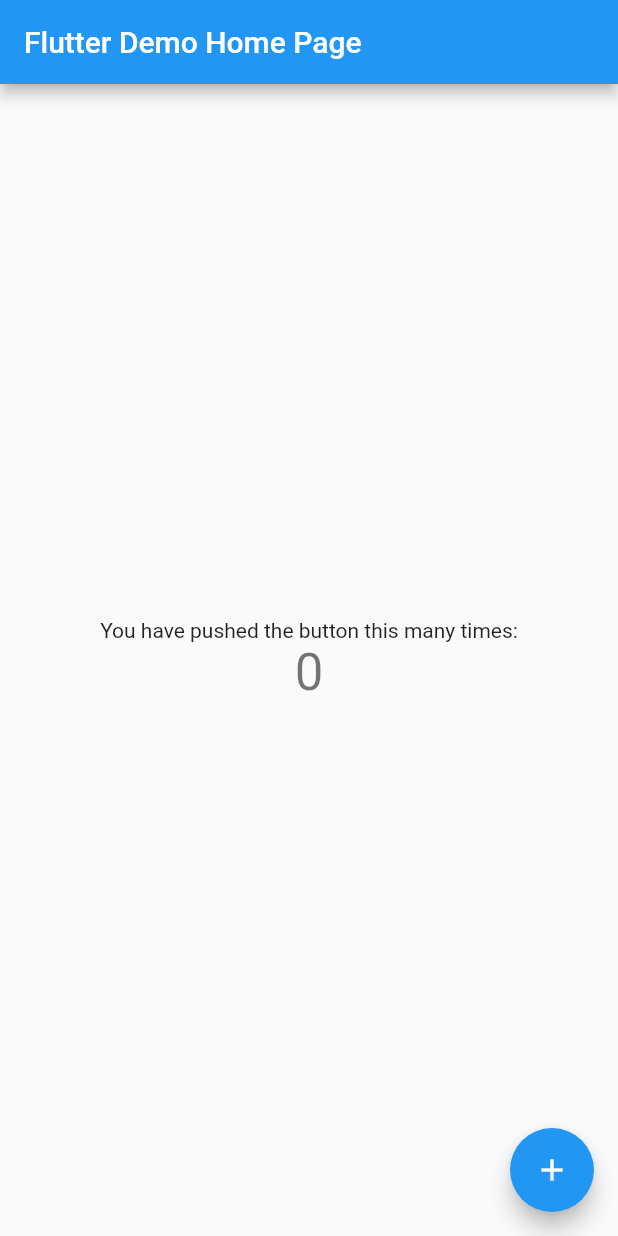
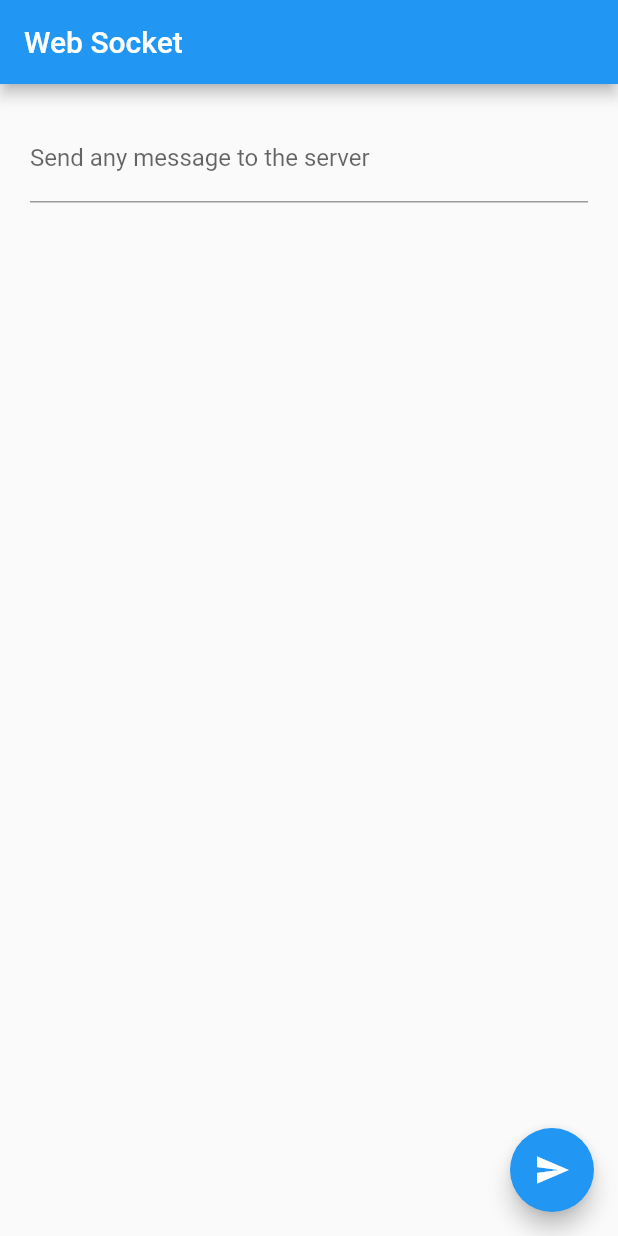
Before and after one commit to kamleshsangani/SocketChatFlutter, a Flutter app: the screen it shows after launch, on a phone screen of 412 x 824 dp. Run offline on Flutter 3.47's test engine with Material 2 defaults, Android fonts, the phone set to English and light mode, and no system bars; network calls fail.

Commit message:
sample code added
sample code added

```diff
--- a/lib/main.dart
+++ b/lib/main.dart
@@ -1,115 +1,78 @@
+import 'dart:developer';
+
 import 'package:flutter/material.dart';
+import 'package:web_socket_channel/web_socket_channel.dart';
+import 'package:web_socket_channel/io.dart';
 
-void main() {
-  runApp(const MyApp());
-}
+void main() => runApp(MyApp());
 
 class MyApp extends StatelessWidget {
-  const MyApp({super.key});
-
-  // This widget is the root of your application.
   @override
   Widget build(BuildContext context) {
     return MaterialApp(
-      title: 'Flutter Demo',
-      theme: ThemeData(
-        // This is the theme of your application.
-        //
-        // Try running your application with "flutter run". You'll see the
-        // application has a blue toolbar. Then, without quitting the app, try
-        // changing the primarySwatch below to Colors.green and then invoke
-        // "hot reload" (press "r" in the console where you ran "flutter run",
-        // or simply save your changes to "hot reload" in a Flutter IDE).
-        // Notice that the counter didn't reset back to zero; the application
-        // is not restarted.
-        primarySwatch: Colors.blue,
-      ),
-      home: const MyHomePage(title: 'Flutter Demo Home Page'),
+      home: MyHomePage(),
     );
   }
 }
 
 class MyHomePage extends StatefulWidget {
-  const MyHomePage({super.key, required this.title});
-
-  // This widget is the home page of your application. It is stateful, meaning
-  // that it has a State object (defined below) that contains fields that affect
-  // how it looks.
-
-  // This class is the configuration for the state. It holds the values (in this
-  // case the title) provided by the parent (in this case the App widget) and
-  // used by the build method of the State. Fields in a Widget subclass are
-  // always marked "final".
-
-  final String title;
+  WebSocketChannel channel = IOWebSocketChannel.connect("wss://ws.ifelse.io/");
 
   @override
-  State<MyHomePage> createState() => _MyHomePageState();
+  MyHomePageState createState() {
+    return MyHomePageState();
+  }
 }
 
-class _MyHomePageState extends State<MyHomePage> {
-  int _counter = 0;
-
-  void _incrementCounter() {
-    setState(() {
-      // This call to setState tells the Flutter framework that something has
-      // changed in this State, which causes it to rerun the build method below
-      // so that the display can reflect the updated values. If we changed
-      // _counter without calling setState(), then the build method would not be
-      // called again, and so nothing would appear to happen.
-      _counter++;
-    });
-  }
-
+class MyHomePageState extends State<MyHomePage> {
+  final TextEditingController _controller = TextEditingController();
   @override
   Widget build(BuildContext context) {
-    // This method is rerun every time setState is called, for instance as done
-    // by the _incrementCounter method above.
-    //
-    // The Flutter framework has been optimized to make rerunning build methods
-    // fast, so that you can just rebuild anything that needs updating rather
-    // than having to individually change instances of widgets.
-    return Scaffold(
+    return  Scaffold(
       appBar: AppBar(
-        // Here we take the value from the MyHomePage object that was created by
-        // the App.build method, and use it to set our appbar title.
-        title: Text(widget.title),
+        title:  const Text("Web Socket"),
       ),
-      body: Center(
-        // Center is a layout widget. It takes a single child and positions it
-        // in the middle of the parent.
+      body: Padding(
+        padding: const EdgeInsets.all(20.0),
         child: Column(
-          // Column is also a layout widget. It takes a list of children and
-          // arranges them vertically. By default, it sizes itself to fit its
-          // children horizontally, and tries to be as tall as its parent.
-          //
-          // Invoke "debug painting" (press "p" in the console, choose the
-          // "Toggle Debug Paint" action from the Flutter Inspector in Android
-          // Studio, or the "Toggle Debug Paint" command in Visual Studio Code)
-          // to see the wireframe for each widget.
-          //
-          // Column has various properties to control how it sizes itself and
-          // how it positions its children. Here we use mainAxisAlignment to
-          // center the children vertically; the main axis here is the vertical
-          // axis because Columns are vertical (the cross axis would be
-          // horizontal).
-          mainAxisAlignment: MainAxisAlignment.center,
+          crossAxisAlignment: CrossAxisAlignment.start,
           children: <Widget>[
-            const Text(
-              'You have pushed the button this many times:',
+            Form(
+              child: TextFormField(
+                decoration: const InputDecoration(labelText: "Send any message to the server"),
+                controller: _controller,
+              ),
             ),
-            Text(
-              '$_counter',
-              style: Theme.of(context).textTheme.headlineMedium,
-            ),
+            StreamBuilder(
+              stream: widget.channel.stream,
+              builder: (context, snapshot) {
+                return Padding(
+                  padding: const EdgeInsets.all(20.0),
+                  child: Text(snapshot.hasData ? '${snapshot.data}' : ''),
+                );
+              },
+            )
           ],
         ),
       ),
       floatingActionButton: FloatingActionButton(
-        onPressed: _incrementCounter,
-        tooltip: 'Increment',
-        child: const Icon(Icons.add),
-      ), // This trailing comma makes auto-formatting nicer for build methods.
+        child: Icon(Icons.send),
+        onPressed: sendData,
+      ),
     );
   }
+
+  void sendData() {
+    if (_controller.text.isNotEmpty) {
+      log("==>${_controller.text}");
+      widget.channel.sink.add(_controller.text);
+
+    }
+  }
+
+  @override
+  void dispose() {
+    widget.channel.sink.close();
+    super.dispose();
+  }
 }
--- a/pubspec.yaml
+++ b/pubspec.yaml
@@ -35,6 +35,7 @@ dependencies:
   # The following adds the Cupertino Icons font to your application.
   # Use with the CupertinoIcons class for iOS style icons.
   cupertino_icons: ^1.0.2
+  web_socket_channel: ^2.3.0
 
 dev_dependencies:
   flutter_test:
```
Also changed, not shown: pubspec.lock.
